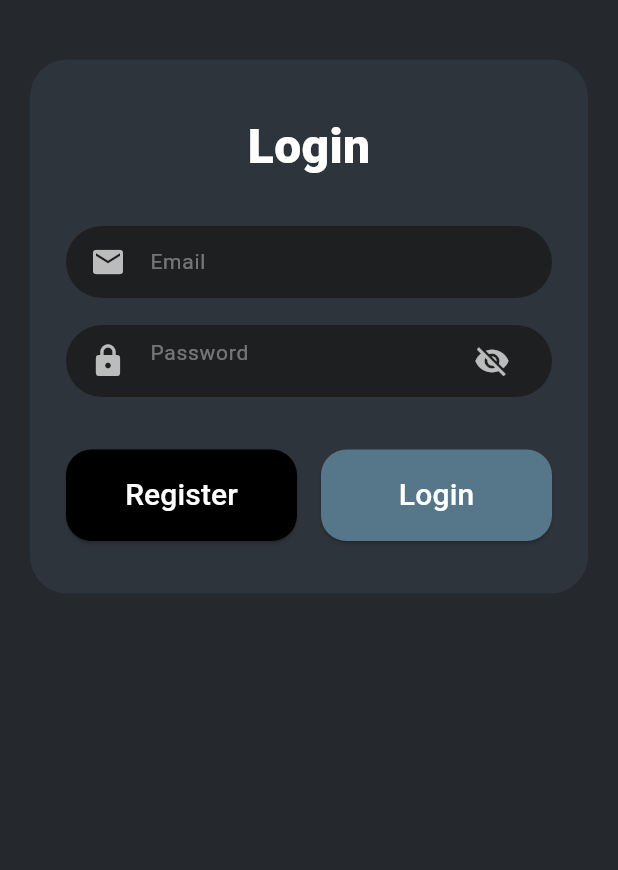
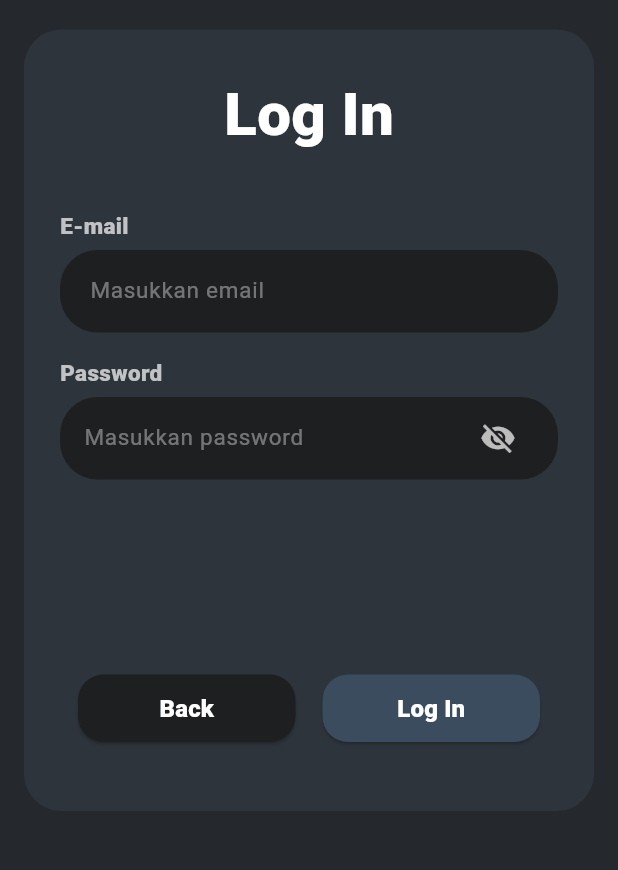
Before and after one commit to dikaadik-pdf/lensoraapp, a Flutter app: the screen it shows after launch, after a tap on "Log In", on a phone screen of 412 x 824 dp, the part 158-1028 px from its top. Run offline on Flutter 3.47's test engine with Material 3 defaults, Android fonts, the phone set to English and light mode, and no system bars; our stand-ins replace dotted_border, fl_chart, image_picker, supabase_flutter; accounts and stored records are empty; Roboto replaces fonts that are missing (Poppins).

Commit message:
Perbaikan UI Login, Dashboard, Produk

```diff
--- a/lib/screens/users/loginapp.dart
+++ b/lib/screens/users/loginapp.dart
@@ -1,6 +1,6 @@
 import 'package:flutter/material.dart';
 import 'package:cashierapp_simulationukk2026/services/auth_services.dart';
-import 'package:cashierapp_simulationukk2026/screens/users/signupapp.dart';
+import 'package:cashierapp_simulationukk2026/screens/users/splash.dart';
 import 'package:cashierapp_simulationukk2026/screens/users/dashboard.dart';
 
 class LoginPage extends StatefulWidget {
@@ -38,22 +38,22 @@ class _LoginPageState extends State<LoginPage> {
       );
 
       if (res == null) {
-        ScaffoldMessenger.of(context)
-            .showSnackBar(const SnackBar(content: Text("Email atau password salah")));
+        ScaffoldMessenger.of(context).showSnackBar(
+          const SnackBar(content: Text("Email atau password salah")),
+        );
         return;
       }
 
-      final role = res["role"]; // admin | petugas
+      final role = res["role"];
 
       Navigator.pushReplacement(
         context,
-        MaterialPageRoute(
-          builder: (_) => DashboardScreen(role: role),
-        ),
+        MaterialPageRoute(builder: (_) => DashboardScreen(role: role)),
       );
     } catch (e) {
-      ScaffoldMessenger.of(context)
-          .showSnackBar(SnackBar(content: Text("Error: $e")));
+      ScaffoldMessenger.of(context).showSnackBar(
+        SnackBar(content: Text("Error: $e")),
+      );
     } finally {
       setState(() => _loading = false);
     }
@@ -62,7 +62,10 @@ class _LoginPageState extends State<LoginPage> {
   @override
   Widget build(BuildContext context) {
     const bgColor = Color(0xFF25292E);
-    const containerColor = Color(0xFF2E343B);
+    const outerContainerColor = Color(0xFF2E343B);
+    const inputColor = Color(0xFF1D1F21);
+    const backBtnColor = Color(0xFF1D1F21);
+    const loginBtnColor = Color(0xFF3A4C5E);
 
     return Scaffold(
       backgroundColor: bgColor,
@@ -70,17 +73,22 @@ class _LoginPageState extends State<LoginPage> {
         child: Column(
           children: [
             const SizedBox(height: 40),
-            Image.asset('assets/images/lensoralogo.png', width: 110, height: 65),
+
+            Image.asset('assets/images/lensoralogo.png',
+                width: 110, height: 65),
+
             const SizedBox(height: 20),
 
             Expanded(
               child: SingleChildScrollView(
-                padding: const EdgeInsets.all(20),
+                padding: const EdgeInsets.symmetric(horizontal: 16),
                 child: Center(
                   child: Container(
-                    padding: const EdgeInsets.symmetric(horizontal: 24, vertical: 35),
+                    width: 385,
+                    padding:
+                        const EdgeInsets.symmetric(horizontal: 24, vertical: 28),
                     decoration: BoxDecoration(
-                      color: containerColor,
+                      color: outerContainerColor,
                       borderRadius: BorderRadius.circular(25),
                     ),
                     child: Column(
@@ -88,144 +96,214 @@ class _LoginPageState extends State<LoginPage> {
                       children: [
                         const Center(
                           child: Text(
-                            "Login",
+                            "Log In",
                             style: TextStyle(
-                                fontSize: 32,
+                              fontSize: 40,
                               fontWeight: FontWeight.w900,
-                                color: Colors.white),
+                              color: Colors.white,
                             ),
                           ),
-                        const SizedBox(height: 30),
+                        ),
 
+                        const SizedBox(height: 35),
+
+                        // FORM
                         Form(
                           key: _formKey,
                           child: Column(
+                            crossAxisAlignment: CrossAxisAlignment.start,
                             children: [
-                              _buildInput(
+                              // LABEL EMAIL
+                              const Text(
+                                "E-mail",
+                                style: TextStyle(
+                                  color: Colors.white70,
+                                  fontSize: 15,
+                                  fontWeight: FontWeight.w800,
+                                ),
+                              ),
+                              const SizedBox(height: 6),
+
+                              // EMAIL FIELD
+                              Container(
+                                width: 340,
+                                height: 55,
+                                decoration: BoxDecoration(
+                                  color: inputColor,
+                                  borderRadius: BorderRadius.circular(25),
+                                ),
+                                child: Center(
+                                  child: TextFormField(
                                     controller: _emailCtrl,
-                                hint: "Email",
-                                icon: Icons.email,
-                                validator: (v) =>
-                                    v!.isEmpty ? "Masukkan email" : null,
+                                    validator: (v) => v == null || v.isEmpty
+                                        ? 'Masukkan email'
+                                        : null,
+                                    autovalidateMode:
+                                        AutovalidateMode.onUserInteraction,
+                                    style: const TextStyle(
+                                      color: Colors.white,
+                                      fontSize: 15,
+                                      fontFamily: "Poppins",
                                     ),
-                              const SizedBox(height: 18),
-                              _buildInput(
+                                    decoration: const InputDecoration(
+                                      hintText: 'Masukkan email',
+                                      hintStyle: TextStyle(color: Colors.white38),
+                                      border: InputBorder.none,
+                                      contentPadding: EdgeInsets.symmetric(
+                                          horizontal: 20, vertical: 14),
+                                      errorStyle: TextStyle(height: 0),
+                                    ),
+                                    keyboardType: TextInputType.emailAddress,
+                                  ),
+                                ),
+                              ),
+
+                              const SizedBox(height: 16),
+
+                              // LABEL PASSWORD
+                              const Text(
+                                "Password",
+                                style: TextStyle(
+                                  color: Colors.white70,
+                                  fontSize: 15,
+                                  fontWeight: FontWeight.w800,
+                                ),
+                              ),
+                              const SizedBox(height: 6),
+
+                              // PASSWORD FIELD
+                              Container(
+                                width: 340,
+                                height: 55,
+                                decoration: BoxDecoration(
+                                  color: inputColor,
+                                  borderRadius: BorderRadius.circular(25),
+                                ),
+                                padding:
+                                    const EdgeInsets.symmetric(horizontal: 16),
+                                child: Row(
+                                  children: [
+                                    Expanded(
+                                      child: TextFormField(
                                         controller: _passCtrl,
-                                hint: "Password",
-                                icon: Icons.lock,
-                                obscure: !_isPasswordVisible,
-                                suffix: IconButton(
+                                        obscureText: !_isPasswordVisible,
+                                        validator: (v) => v == null || v.isEmpty
+                                            ? 'Masukkan password'
+                                            : null,
+                                        style: const TextStyle(
+                                          color: Colors.white,
+                                          fontSize: 15,
+                                          fontFamily: "Poppins",
+                                        ),
+                                        decoration: const InputDecoration(
+                                          hintText: 'Masukkan password',
+                                          hintStyle: TextStyle(
+                                              color: Colors.white38),
+                                          border: InputBorder.none,
+                                          contentPadding:
+                                              EdgeInsets.symmetric(vertical: 14),
+                                          errorStyle: TextStyle(height: 0),
+                                        ),
+                                      ),
+                                    ),
+
+                                    IconButton(
+                                      onPressed: () => setState(() =>
+                                          _isPasswordVisible =
+                                              !_isPasswordVisible),
                                       icon: Icon(
                                         _isPasswordVisible
                                             ? Icons.visibility
                                             : Icons.visibility_off,
                                         color: Colors.white70,
                                       ),
-                                  onPressed: () => setState(
-                                      () => _isPasswordVisible = !_isPasswordVisible),
                                     ),
-                                validator: (v) =>
-                                    v!.isEmpty ? "Masukkan password" : null,
+                                  ],
+                                ),
                               ),
                             ],
                           ),
                         ),
 
-                        const SizedBox(height: 35),
+                        const SizedBox(height: 130),
 
+                        // BUTTONS
                         Row(
+                          mainAxisAlignment: MainAxisAlignment.center,
                           children: [
-                            Expanded(
+                            SizedBox(
+                              width: 145,
+                              height: 45,
                               child: ElevatedButton(
                                 onPressed: () {
                                   Navigator.pushReplacement(
                                     context,
                                     MaterialPageRoute(
-                                        builder: (_) => const RegisterPage()),
+                                        builder: (_) => const SplashScreen()),
                                   );
                                 },
                                 style: ElevatedButton.styleFrom(
-                                  backgroundColor: Colors.black,
-                                  padding: const EdgeInsets.symmetric(vertical: 16),
+                                  backgroundColor: backBtnColor,
                                   shape: RoundedRectangleBorder(
                                     borderRadius: BorderRadius.circular(17),
                                   ),
                                 ),
                                 child: const Text(
-                                  "Register",
-                                  style: TextStyle(color: Colors.white, fontSize: 20),
+                                  "Back",
+                                  style: TextStyle(
+                                    color: Colors.white,
+                                    fontSize: 16,
+                                    fontWeight: FontWeight.w800,
                                   ),
                                 ),
                               ),
-                            const SizedBox(width: 16),
-                            Expanded(
+                            ),
+
+                            const SizedBox(width: 18),
+
+                            SizedBox(
+                              width: 145,
+                              height: 45,
                               child: ElevatedButton(
                                 onPressed: _loading ? null : _submit,
                                 style: ElevatedButton.styleFrom(
-                                  backgroundColor: Color(0xFF56768A),
-                                  padding: const EdgeInsets.symmetric(vertical: 16),
+                                  backgroundColor: loginBtnColor,
                                   shape: RoundedRectangleBorder(
                                     borderRadius: BorderRadius.circular(17),
                                   ),
                                 ),
                                 child: _loading
                                     ? const SizedBox(
-                                        width: 23,
-                                        height: 23,
+                                        width: 20,
+                                        height: 20,
                                         child: CircularProgressIndicator(
                                           color: Colors.white,
                                           strokeWidth: 2,
                                         ),
                                       )
                                     : const Text(
-                                        "Login",
+                                        "Log In",
                                         style: TextStyle(
-                                            color: Colors.white, fontSize: 20),
+                                          color: Colors.white,
+                                          fontSize: 16,
+                                          fontWeight: FontWeight.w800,
+                                        ),
                                       ),
                               ),
                             ),
                           ],
-                        )
+                        ),
+
+                        const SizedBox(height: 18),
                       ],
                     ),
                   ),
                 ),
               ),
-            )
+            ),
           ],
         ),
       ),
     );
   }
-
-  Widget _buildInput({
-    required TextEditingController controller,
-    required String hint,
-    required IconData icon,
-    required String? Function(String?) validator,
-    bool obscure = false,
-    Widget? suffix,
-  }) {
-    return Container(
-      padding: const EdgeInsets.symmetric(horizontal: 16),
-      decoration: BoxDecoration(
-        color: Color(0xFF1E1F20),
-        borderRadius: BorderRadius.circular(25),
-      ),
-      child: TextFormField(
-        controller: controller,
-        obscureText: obscure,
-        style:
-            const TextStyle(color: Colors.white, fontFamily: "Poppins", fontSize: 14),
-        validator: validator,
-        decoration: InputDecoration(
-          hintText: hint,
-          hintStyle: const TextStyle(color: Colors.white38),
-          border: InputBorder.none,
-          icon: Icon(icon, color: Colors.white70),
-          suffixIcon: suffix,
-        ),
-      ),
-    );
 }
-}
```
Lines whose indentation alone changed are shown as unchanged.
